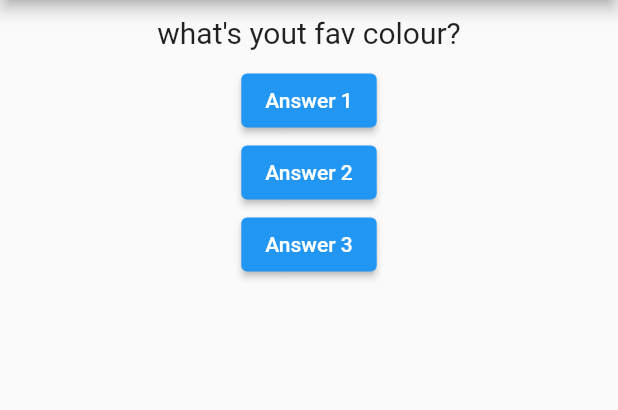
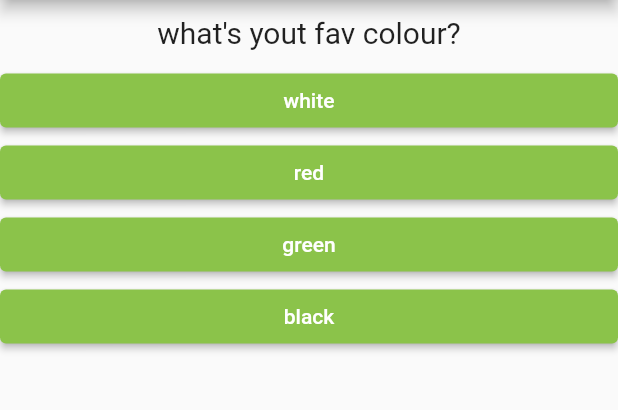
Before and after one commit to HyunJay52/learning-flutter, a Flutter app: the screen it shows after launch, on a phone screen of 412 x 824 dp, the part 84-494 px from its top. Run offline on Flutter 3.47's test engine with Material 2 defaults, Android fonts, the phone set to English and light mode, and no system bars.

Commit message:
question answer app

```diff
--- a/first_app/lib/answer.dart
+++ b/first_app/lib/answer.dart
@@ -1,13 +1,23 @@
 import 'package:flutter/material.dart';
 
 class Answer extends StatelessWidget {
+  // create constructor
+  final VoidCallback selectHandler;
+  final String answerText;
+
+  Answer(this.selectHandler, this.answerText);
+
   @override
   Widget build(BuildContext context) {
     return Container(
       width: double.infinity,
       child: ElevatedButton(
-        onPressed: () {},
-        child: const Text('answer1'),
+        style: ElevatedButton.styleFrom(
+          primary: Colors.lightGreen, // button background
+          onPrimary: Colors.white, // button text
+        ),
+        onPressed: selectHandler,
+        child: Text(answerText),
       ),
     );
   }
--- a/first_app/lib/main.dart
+++ b/first_app/lib/main.dart
@@ -31,7 +31,7 @@ class MyFlutterAppState extends State<MyFlutterApp> {
   var _questionIndex = 0;
 
   // method
-  void answerQuestion() {
+  void _answerQuestion() {
     // re-render changed properties
     setState(() {
       _questionIndex = _questionIndex + 1;
@@ -43,8 +43,18 @@ class MyFlutterAppState extends State<MyFlutterApp> {
   @override // draw Flutter widgets
   Widget build(BuildContext context) {
     var questions = [
-      'what\'s yout fav colour?',
-      'what\'s your fav animal?',
+      {
+        'questionText': 'what\'s yout fav colour?',
+        'answers': ['white', 'red', 'green', 'black']
+      },
+      {
+        'questionText': 'what\'s your fav animal?',
+        'answers': ['dog', 'rabbit', 'elephant', 'polar bear']
+      },
+      {
+        'questionText': 'what\'s your fav food?',
+        'answers': ['apple', 'noodle', 'pizza', 'egg']
+      },
     ];
 
     return MaterialApp(
@@ -56,9 +66,23 @@ class MyFlutterAppState extends State<MyFlutterApp> {
           // list
           children: [
             Question(
-              questions[_questionIndex],
+              questions[_questionIndex]['questionText'] as String,
             ),
-            ElevatedButton(
+            ...(questions[_questionIndex]['answers'] as List<String>)
+                .map((answer) {
+              return Answer(_answerQuestion, answer); // iterable
+            }).toList(),
+            /*  Answer(
+              _answerQuestion,
+            ),
+            Answer(
+              _answerQuestion,
+            ),
+            Answer(
+              _answerQuestion,
+            ),
+
+             ElevatedButton(
               onPressed: answerQuestion,
               child: const Text('Answer 1'),
             ),
@@ -68,8 +92,8 @@ class MyFlutterAppState extends State<MyFlutterApp> {
                 //
                 debugPrint('Answer 2 chosend !')
               },
-            ),
-            _buildElevatedButton('Answer 3', () => print('answer 3 chosen !')),
+            ), */
+            //_buildElevatedButton('Answer 3', () => print('answer 3 chosen !')),
             // ElevatedButton(
             //   child: Text('Answer 3'),
             //   onPressed: () => print('answer 3 chosen !'),
```
